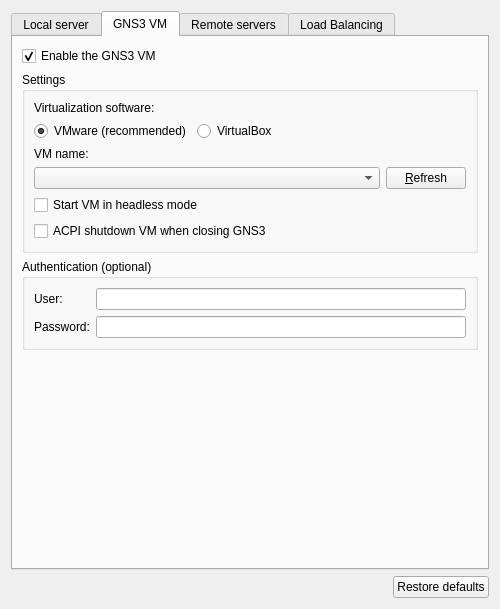
The window that gns3/ui/server_preferences_page.ui (GNS3/gns3-gui) describes before a commit, drawn with Qt 5.
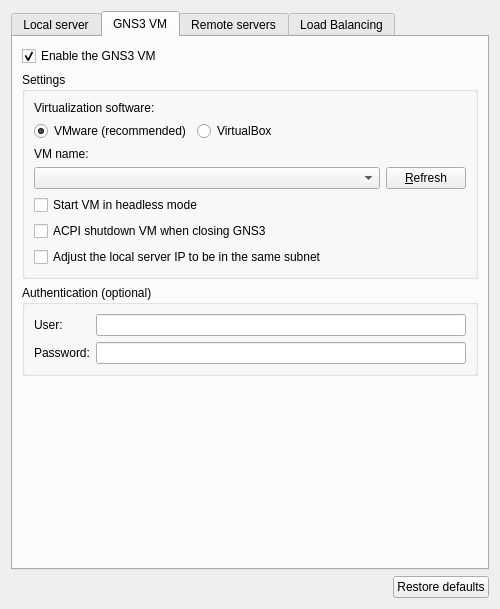
The same window after the commit. The open tabs and pages were chosen to show the change.

Commit message: Option to adjust the local server IP address to be in the same subnet as the GNS3 VM.

Diff of the .ui file:
```diff
--- a/gns3/ui/server_preferences_page.ui
+++ b/gns3/ui/server_preferences_page.ui
@@ -401,6 +401,13 @@
             </property>
            </widget>
           </item>
+          <item row="7" column="0" colspan="2">
+           <widget class="QCheckBox" name="uiAdjustLocalServerIPCheckBox">
+            <property name="text">
+             <string>Adjust the local server IP to be in the same subnet</string>
+            </property>
+           </widget>
+          </item>
          </layout>
         </widget>
        </item>
```
Left out of the diff: 6 changed lines with no effect on the pictures. The commit also changes 6 other files.
